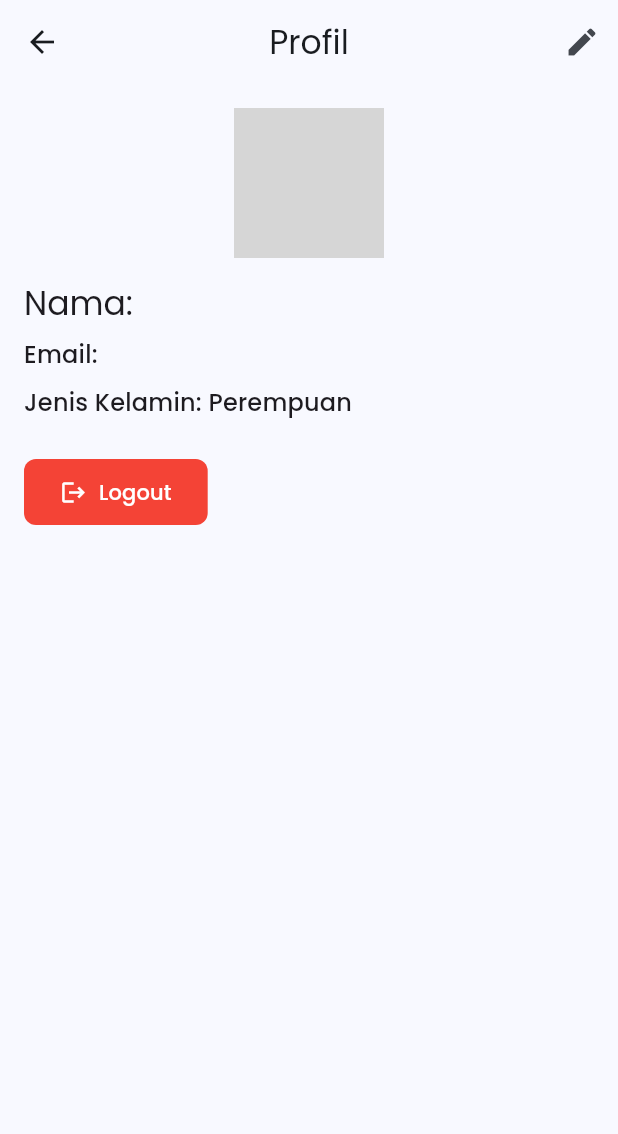
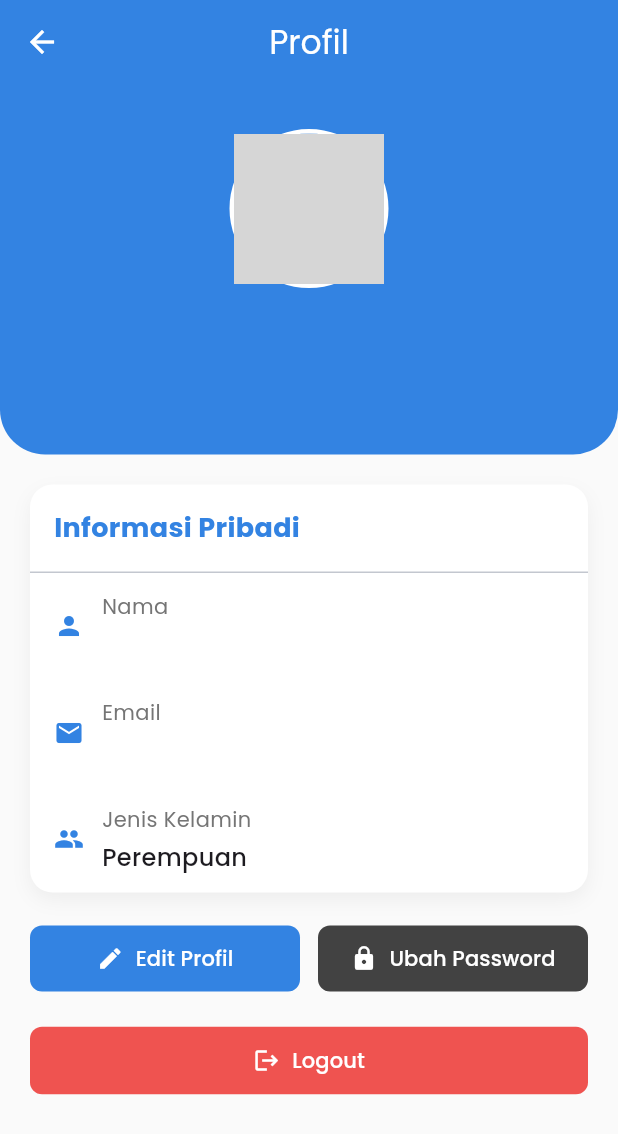
Before and after one commit to NaufalR12/PA-Mobile, a Flutter app: the ProfileScreen screen opened directly, on a phone screen of 412 x 824 dp. Shown: the top 1134 px of the screen. Run offline on Flutter 3.47's test engine with Material 3 defaults, Android fonts, the phone set to English and light mode, and no system bars; our stand-ins replace cached_network_image, flutter_map, flutter_secure_storage, geolocator, google_fonts, image_picker and 2 more; missing offline and left inert: flutter_polyline_points; accounts and stored records are empty; network calls fail; grey boxes are pictures that could not be loaded.

Commit message:
tampilan mantap

```diff
--- a/mobile_app/lib/screens/profile_screen.dart
+++ b/mobile_app/lib/screens/profile_screen.dart
@@ -214,51 +214,212 @@ class _ProfileScreenState extends State<ProfileScreen> {
     }
   }
 
-  Widget _buildProfileImage() {
+  @override
+  Widget build(BuildContext context) {
     final user = Provider.of<AuthProvider>(context).user;
-    final userId = user?.id.toString();
+    final theme = Theme.of(context);
 
-    if (userId == null) {
-      return const CircleAvatar(
-        radius: 50,
-        child: Icon(Icons.person, size: 50),
+    return Scaffold(
+      backgroundColor: Colors.grey[50],
+      appBar: AppBar(
+        title: const Text('Profil'),
+        backgroundColor: const Color(0xFF3383E2),
+        foregroundColor: Colors.white,
+        elevation: 0,
+      ),
+      body: SingleChildScrollView(
+        child: Column(
+          children: [
+            Container(
+              width: double.infinity,
+              padding: const EdgeInsets.symmetric(vertical: 30),
+              decoration: const BoxDecoration(
+                color: Color(0xFF3383E2),
+                borderRadius: BorderRadius.only(
+                  bottomLeft: Radius.circular(30),
+                  bottomRight: Radius.circular(30),
+                ),
+              ),
+              child: Column(
+                children: [
+                  _buildProfileImage(),
+                  const SizedBox(height: 16),
+                  Text(
+                    user?.name ?? 'Pengguna',
+                    style: const TextStyle(
+                      fontSize: 24,
+                      fontWeight: FontWeight.bold,
+                      color: Colors.white,
+                    ),
+                  ),
+                  const SizedBox(height: 8),
+                  Text(
+                    user?.email ?? '',
+                    style: const TextStyle(
+                      fontSize: 16,
+                      color: Colors.white70,
+                    ),
+                  ),
+                ],
+              ),
+            ),
+            Padding(
+              padding: const EdgeInsets.all(20),
+              child: Form(
+                key: _formKey,
+                child: Column(
+                  crossAxisAlignment: CrossAxisAlignment.start,
+                  children: [
+                    if (!_isEditing && !_isChangingPassword) ...[
+                      _buildInfoCard(
+                        'Informasi Pribadi',
+                        [
+                          _buildInfoItem(
+                              Icons.person, 'Nama', user?.name ?? ''),
+                          _buildInfoItem(
+                              Icons.email, 'Email', user?.email ?? ''),
+                          _buildInfoItem(
+                            Icons.people,
+                            'Jenis Kelamin',
+                            user?.gender == 'male' ? 'Laki-laki' : 'Perempuan',
+                          ),
+                        ],
+                      ),
+                      const SizedBox(height: 20),
+                      Row(
+                        children: [
+                          Expanded(
+                            child: ElevatedButton.icon(
+                              onPressed: _startEditing,
+                              icon: const Icon(Icons.edit),
+                              label: const Text('Edit Profil'),
+                              style: ElevatedButton.styleFrom(
+                                backgroundColor: const Color(0xFF3383E2),
+                                foregroundColor: Colors.white,
+                                padding:
+                                    const EdgeInsets.symmetric(vertical: 12),
+                              ),
+                            ),
+                          ),
+                          const SizedBox(width: 12),
+                          Expanded(
+                            child: ElevatedButton.icon(
+                              onPressed: () {
+                                setState(() {
+                                  _isChangingPassword = true;
+                                  _isEditing = false;
+                                });
+                              },
+                              icon: const Icon(Icons.lock),
+                              label: const Text('Ubah Password'),
+                              style: ElevatedButton.styleFrom(
+                                backgroundColor: Colors.grey[800],
+                                foregroundColor: Colors.white,
+                                padding:
+                                    const EdgeInsets.symmetric(vertical: 12),
+                              ),
+                            ),
+                          ),
+                        ],
+                      ),
+                      const SizedBox(height: 20),
+                      ElevatedButton.icon(
+                        onPressed: () async {
+                          final authProvider =
+                              Provider.of<AuthProvider>(context, listen: false);
+                          await authProvider.logout();
+                          if (context.mounted) {
+                            Navigator.of(context).pushReplacement(
+                              MaterialPageRoute(
+                                  builder: (context) => const LoginScreen()),
+                            );
+                          }
+                        },
+                        icon: const Icon(Icons.logout),
+                        label: const Text('Logout'),
+                        style: ElevatedButton.styleFrom(
+                          backgroundColor: Colors.red[400],
+                          foregroundColor: Colors.white,
+                          padding: const EdgeInsets.symmetric(vertical: 12),
+                          minimumSize: const Size(double.infinity, 45),
+                        ),
+                      ),
+                    ] else if (_isEditing) ...[
+                      _buildEditForm(),
+                    ] else if (_isChangingPassword) ...[
+                      _buildPasswordForm(),
+                    ],
+                  ],
+                ),
+              ),
+            ),
+          ],
+        ),
+      ),
     );
   }
 
-    ImageProvider imageProvider;
-
-    if (_selectedImagePath != null) {
-      imageProvider = FileImage(File(_selectedImagePath!));
-    } else {
-      imageProvider = CachedNetworkImageProvider(
-        '${ApiConstants.baseUrl}${ApiConstants.getProfilePhoto}?userId=$userId&t=${DateTime.now().millisecondsSinceEpoch}',
+  Widget _buildInfoCard(String title, List<Widget> children) {
+    return Container(
+      decoration: BoxDecoration(
+        color: Colors.white,
+        borderRadius: BorderRadius.circular(15),
+        boxShadow: [
+          BoxShadow(
+            color: Colors.black.withOpacity(0.05),
+            blurRadius: 10,
+            offset: const Offset(0, 5),
+          ),
+        ],
+      ),
+      child: Column(
+        crossAxisAlignment: CrossAxisAlignment.start,
+        children: [
+          Padding(
+            padding: const EdgeInsets.all(16),
+            child: Text(
+              title,
+              style: const TextStyle(
+                fontSize: 18,
+                fontWeight: FontWeight.bold,
+                color: Color(0xFF3383E2),
+              ),
+            ),
+          ),
+          const Divider(height: 1),
+          ...children,
+        ],
+      ),
     );
   }
 
-    return GestureDetector(
-      onTap: _isEditing ? _pickImage : null,
-      child: Stack(
+  Widget _buildInfoItem(IconData icon, String label, String value) {
+    return Padding(
+      padding: const EdgeInsets.symmetric(horizontal: 16, vertical: 12),
+      child: Row(
         children: [
-          CircleAvatar(
-            radius: 50,
-            backgroundImage: imageProvider,
-            backgroundColor: Colors.grey[200],
+          Icon(icon, color: const Color(0xFF3383E2), size: 20),
+          const SizedBox(width: 12),
+          Expanded(
+            child: Column(
+              crossAxisAlignment: CrossAxisAlignment.start,
+              children: [
+                Text(
+                  label,
+                  style: TextStyle(
+                    fontSize: 14,
+                    color: Colors.grey[600],
                   ),
-          if (_isEditing)
-            Positioned(
-              right: 0,
-              bottom: 0,
-              child: Container(
-                padding: const EdgeInsets.all(4),
-                decoration: BoxDecoration(
-                  color: Theme.of(context).primaryColor,
-                  shape: BoxShape.circle,
                 ),
-                child: const Icon(
-                  Icons.camera_alt,
-                  color: Colors.white,
-                  size: 20,
+                const SizedBox(height: 4),
+                Text(
+                  value,
+                  style: const TextStyle(
+                    fontSize: 16,
+                    fontWeight: FontWeight.w500,
                   ),
+                ),
+              ],
             ),
           ),
         ],
@@ -266,38 +427,17 @@ class _ProfileScreenState extends State<ProfileScreen> {
     );
   }
 
-  @override
-  Widget build(BuildContext context) {
-    final authProvider = Provider.of<AuthProvider>(context);
-    final user = authProvider.user;
-
-    return Scaffold(
-      appBar: AppBar(
-        title: const Text('Profil'),
-        actions: [
-          if (!_isEditing)
-            IconButton(
-              icon: const Icon(Icons.edit),
-              onPressed: _startEditing,
-            ),
-        ],
-      ),
-      body: Padding(
-        padding: const EdgeInsets.all(16.0),
-        child: _isEditing
-            ? Form(
-                key: _formKey,
-                child: SingleChildScrollView(
-                  child: Column(
-                    crossAxisAlignment: CrossAxisAlignment.start,
+  Widget _buildEditForm() {
+    return Column(
       children: [
-                      Center(child: _buildProfileImage()),
-                      const SizedBox(height: 16),
+        _buildInfoCard(
+          'Edit Profil',
+          [
             TextFormField(
               controller: _nameController,
               decoration: const InputDecoration(
                 labelText: 'Nama',
-                          border: OutlineInputBorder(),
+                prefixIcon: Icon(Icons.person),
               ),
               validator: (value) {
                 if (value == null || value.isEmpty) {
@@ -311,7 +451,7 @@ class _ProfileScreenState extends State<ProfileScreen> {
               controller: _emailController,
               decoration: const InputDecoration(
                 labelText: 'Email',
-                          border: OutlineInputBorder(),
+                prefixIcon: Icon(Icons.email),
               ),
               validator: (value) {
                 if (value == null || value.isEmpty) {
@@ -328,7 +468,7 @@ class _ProfileScreenState extends State<ProfileScreen> {
               value: _selectedGender,
               decoration: const InputDecoration(
                 labelText: 'Jenis Kelamin',
-                          border: OutlineInputBorder(),
+                prefixIcon: Icon(Icons.people),
               ),
               items: const [
                 DropdownMenuItem(
@@ -348,32 +488,52 @@ class _ProfileScreenState extends State<ProfileScreen> {
                 }
               },
             ),
-                      const SizedBox(height: 24),
-                      if (!_isChangingPassword)
-                        ElevatedButton.icon(
-                          onPressed: () {
-                            setState(() {
-                              _isChangingPassword = true;
-                            });
-                          },
-                          icon: const Icon(Icons.lock),
-                          label: const Text('Ubah Password'),
-                        )
-                      else ...[
-                        const Text(
-                          'Ubah Password',
-                          style: TextStyle(
-                            fontSize: 18,
-                            fontWeight: FontWeight.bold,
+          ],
+        ),
+        const SizedBox(height: 20),
+        Row(
+          children: [
+            Expanded(
+              child: ElevatedButton(
+                onPressed: _cancelEditing,
+                style: ElevatedButton.styleFrom(
+                  backgroundColor: Colors.grey[300],
+                  foregroundColor: Colors.black87,
+                  padding: const EdgeInsets.symmetric(vertical: 12),
+                ),
+                child: const Text('Batal'),
               ),
             ),
-                        const SizedBox(height: 16),
+            const SizedBox(width: 12),
+            Expanded(
+              child: ElevatedButton(
+                onPressed: _saveProfile,
+                style: ElevatedButton.styleFrom(
+                  backgroundColor: const Color(0xFF3383E2),
+                  foregroundColor: Colors.white,
+                  padding: const EdgeInsets.symmetric(vertical: 12),
+                ),
+                child: const Text('Simpan'),
+              ),
+            ),
+          ],
+        ),
+      ],
+    );
+  }
+
+  Widget _buildPasswordForm() {
+    return Column(
+      children: [
+        _buildInfoCard(
+          'Ubah Password',
+          [
             TextFormField(
               controller: _currentPasswordController,
               obscureText: !_isPasswordVisible,
               decoration: InputDecoration(
                 labelText: 'Password Saat Ini',
-                            border: const OutlineInputBorder(),
+                prefixIcon: const Icon(Icons.lock),
                 suffixIcon: IconButton(
                   icon: Icon(
                     _isPasswordVisible
@@ -400,7 +560,7 @@ class _ProfileScreenState extends State<ProfileScreen> {
               obscureText: !_isNewPasswordVisible,
               decoration: InputDecoration(
                 labelText: 'Password Baru',
-                            border: const OutlineInputBorder(),
+                prefixIcon: const Icon(Icons.lock_outline),
                 suffixIcon: IconButton(
                   icon: Icon(
                     _isNewPasswordVisible
@@ -409,8 +569,7 @@ class _ProfileScreenState extends State<ProfileScreen> {
                   ),
                   onPressed: () {
                     setState(() {
-                                  _isNewPasswordVisible =
-                                      !_isNewPasswordVisible;
+                      _isNewPasswordVisible = !_isNewPasswordVisible;
                     });
                   },
                 ),
@@ -431,7 +590,7 @@ class _ProfileScreenState extends State<ProfileScreen> {
               obscureText: !_isConfirmPasswordVisible,
               decoration: InputDecoration(
                 labelText: 'Konfirmasi Password Baru',
-                            border: const OutlineInputBorder(),
+                prefixIcon: const Icon(Icons.lock_outline),
                 suffixIcon: IconButton(
                   icon: Icon(
                     _isConfirmPasswordVisible
@@ -440,8 +599,7 @@ class _ProfileScreenState extends State<ProfileScreen> {
                   ),
                   onPressed: () {
                     setState(() {
-                                  _isConfirmPasswordVisible =
-                                      !_isConfirmPasswordVisible;
+                      _isConfirmPasswordVisible = !_isConfirmPasswordVisible;
                     });
                   },
                 ),
@@ -456,96 +614,102 @@ class _ProfileScreenState extends State<ProfileScreen> {
                 return null;
               },
             ),
-                        const SizedBox(height: 16),
-                        ElevatedButton(
-                          onPressed:
-                              authProvider.isLoading ? null : _savePassword,
-                          child: authProvider.isLoading
-                              ? const CircularProgressIndicator()
-                              : const Text('Simpan Password'),
+          ],
         ),
-                        const SizedBox(height: 8),
-                        TextButton(
-                          onPressed: () {
-                            setState(() {
-                              _isChangingPassword = false;
-                              _currentPasswordController.clear();
-                              _newPasswordController.clear();
-                              _confirmPasswordController.clear();
-                            });
-                          },
-                          child: const Text('Batal Ubah Password'),
-                        ),
-                      ],
-                      const SizedBox(height: 24),
+        const SizedBox(height: 20),
         Row(
           children: [
             Expanded(
               child: ElevatedButton(
                 onPressed: _cancelEditing,
                 style: ElevatedButton.styleFrom(
-                                backgroundColor: Colors.grey,
-                                foregroundColor: Colors.white,
+                  backgroundColor: Colors.grey[300],
+                  foregroundColor: Colors.black87,
+                  padding: const EdgeInsets.symmetric(vertical: 12),
                 ),
                 child: const Text('Batal'),
               ),
             ),
-                          const SizedBox(width: 16),
+            const SizedBox(width: 12),
             Expanded(
               child: ElevatedButton(
-                              onPressed:
-                                  authProvider.isLoading ? null : _saveProfile,
-                              child: authProvider.isLoading
-                                  ? const CircularProgressIndicator()
-                                  : const Text('Simpan'),
+                onPressed: _savePassword,
+                style: ElevatedButton.styleFrom(
+                  backgroundColor: const Color(0xFF3383E2),
+                  foregroundColor: Colors.white,
+                  padding: const EdgeInsets.symmetric(vertical: 12),
+                ),
+                child: const Text('Simpan'),
               ),
             ),
           ],
         ),
       ],
+    );
+  }
+
+  Widget _buildProfileImage() {
+    final user = Provider.of<AuthProvider>(context).user;
+    final userId = user?.id.toString();
+
+    if (userId == null) {
+      return Container(
+        decoration: BoxDecoration(
+          shape: BoxShape.circle,
+          border: Border.all(color: Colors.white, width: 3),
+        ),
+        child: const CircleAvatar(
+          radius: 50,
+          backgroundColor: Colors.white,
+          child: Icon(Icons.person, size: 50, color: Color(0xFF3383E2)),
+        ),
+      );
+    }
+
+    ImageProvider imageProvider;
+
+    if (_selectedImagePath != null) {
+      imageProvider = FileImage(File(_selectedImagePath!));
+    } else {
+      imageProvider = CachedNetworkImageProvider(
+        '${ApiConstants.baseUrl}${ApiConstants.getProfilePhoto}?userId=$userId&t=${DateTime.now().millisecondsSinceEpoch}',
+      );
+    }
+
+    return GestureDetector(
+      onTap: _isEditing ? _pickImage : null,
+      child: Stack(
+        children: [
+          Container(
+            decoration: BoxDecoration(
+              shape: BoxShape.circle,
+              border: Border.all(color: Colors.white, width: 3),
+            ),
+            child: CircleAvatar(
+              radius: 50,
+              backgroundImage: imageProvider,
+              backgroundColor: Colors.grey[200],
             ),
           ),
-              )
-            : Column(
-                crossAxisAlignment: CrossAxisAlignment.start,
-                children: [
-                  Center(child: _buildProfileImage()),
-                  const SizedBox(height: 16),
-                  Text(
-                    'Nama: ${user?.name ?? 'Loading...'}',
-                    style: Theme.of(context).textTheme.titleLarge,
+          if (_isEditing)
+            Positioned(
+              right: 0,
+              bottom: 0,
+              child: Container(
+                padding: const EdgeInsets.all(8),
+                decoration: const BoxDecoration(
+                  color: Color(0xFF3383E2),
+                  shape: BoxShape.circle,
                 ),
-                  const SizedBox(height: 8),
-                  Text(
-                    'Email: ${user?.email ?? 'Loading...'}',
-                    style: Theme.of(context).textTheme.titleMedium,
+                child: const Icon(
+                  Icons.camera_alt,
+                  color: Colors.white,
+                  size: 20,
                 ),
-                  const SizedBox(height: 8),
-                  Text(
-                    'Jenis Kelamin: ${user?.gender == 'male' ? 'Laki-laki' : 'Perempuan'}',
-                    style: Theme.of(context).textTheme.titleMedium,
-                  ),
-                  const SizedBox(height: 24),
-                  ElevatedButton.icon(
-                    onPressed: () async {
-                      await authProvider.logout();
-                      if (context.mounted) {
-                        Navigator.of(context).pushReplacement(
-                          MaterialPageRoute(
-                              builder: (context) => const LoginScreen()),
-                        );
-                      }
-                    },
-                    icon: const Icon(Icons.logout),
-                    label: const Text('Logout'),
-                    style: ElevatedButton.styleFrom(
-                      backgroundColor: Colors.red,
-                      foregroundColor: Colors.white,
               ),
             ),
         ],
       ),
-      ),
     );
   }
 }
```
Also changed, not shown: mobile_app/lib/screens/dashboard_screen.dart (+65 -19 lines). Lines whose indentation alone changed are shown as unchanged.
